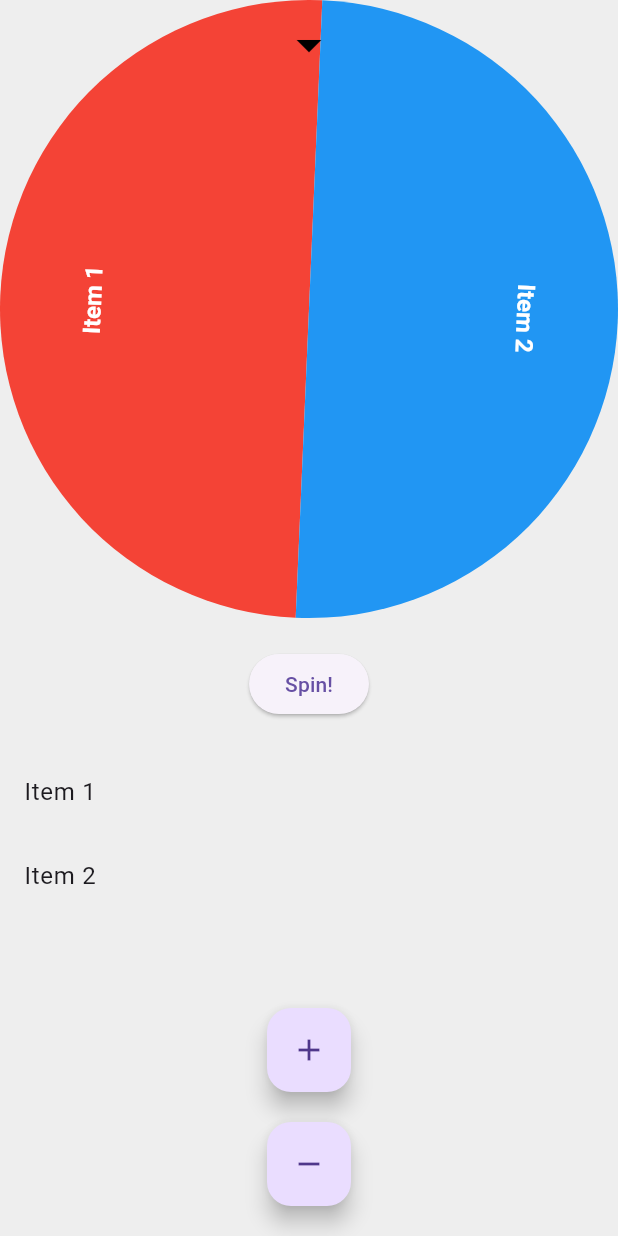
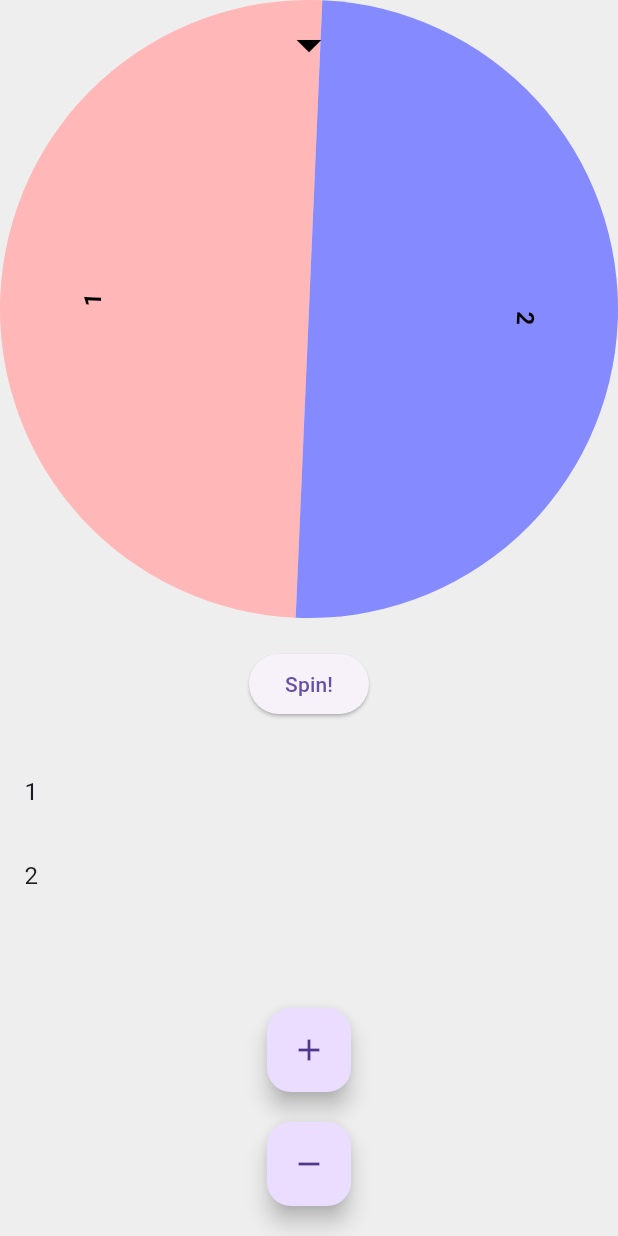
Before and after one commit to alstjr6211/live_like_p, a Flutter app: the screen it shows after launch, after a tap on "Spin!", on a phone screen of 412 x 824 dp. Run offline on Flutter 3.47's test engine with Material 3 defaults, Android fonts, the phone set to English and light mode, and no system bars.

Commit message:
new commit

```diff
--- a/lib/constant/colors.dart
+++ b/lib/constant/colors.dart
@@ -1,3 +1,14 @@
 import 'package:flutter/material.dart';
 
 Color backgroundColor = Color(0xffdedede);
+
+
+Color rouletteColor_1 = Color(0xffffb7b7);
+Color rouletteColor_2 = Color(0xff868aff);
+Color rouletteColor_3 = Color(0xffa5ffc5);
+Color rouletteColor_4 = Color(0xff80fff0);
+Color rouletteColor_5 = Color(0xffbb6e37);
+Color rouletteColor_6 = Color(0xff90d1ff);
+Color rouletteColor_7 = Color(0xffeaffc6);
+Color rouletteColor_8 = Color(0xffcf87ff);
+Color rouletteColor_9 = Color(0xff75a270);
--- a/lib/screens/roulette_screen.dart
+++ b/lib/screens/roulette_screen.dart
@@ -1,5 +1,7 @@
 import 'dart:math';
 import 'package:flutter/material.dart';
+
+import '../constant/colors.dart';
 
 class RouletteScreen extends StatefulWidget {
   const RouletteScreen({super.key});
@@ -10,7 +12,7 @@ class RouletteScreen extends StatefulWidget {
 
 class _RouletteScreenState extends State<RouletteScreen>
     with SingleTickerProviderStateMixin {
-  List<String> _items = ['Item 1', 'Item 2']; // 항목 리스트
+  List<String> _items = ['1', '2'];
   double _currentAngle = 0.0;
   double _targetAngle = 0.0;
   late AnimationController _controller;
@@ -37,14 +39,14 @@ class _RouletteScreenState extends State<RouletteScreen>
       if (status == AnimationStatus.completed) {
 
         double finalAngle = _currentAngle % (2 * pi);
-        print("Final Angle: $finalAngle radians");
+        print("Final Angle: $finalAngle radians"); //TODO dibug print
 
         double sweepAngle = 2 * pi / _items.length;
 
         int selectedItemIndex = (_items.length - (finalAngle / sweepAngle).floor() - 1) % _items.length;
-        print("Selected Item Index: $selectedItemIndex");
+        print("Selected Item Index: $selectedItemIndex"); // TODO dibug print
         _selectedItem = _items[selectedItemIndex];
-        print("Selected Item: $_selectedItem");
+        print("Selected Item: $_selectedItem"); // TODO dibug print
 
         //TODO need modify dialog
         showDialog(
@@ -82,7 +84,7 @@ class _RouletteScreenState extends State<RouletteScreen>
     final spinRounds = (10 + Random().nextDouble() * 30) * 2 * pi;
     final totalSpin = spinRounds + randomSpin;
     _targetAngle = _currentAngle + totalSpin;
-    print("Spinning to target angle: $_targetAngle radians");
+    print("Spinning to target angle: $_targetAngle radians"); //TODO debug print
 
     _animation = Tween<double>(begin: _currentAngle, end: _targetAngle).animate(
       CurvedAnimation(
@@ -154,7 +156,7 @@ class _RouletteScreenState extends State<RouletteScreen>
 
             Padding(
               padding: const EdgeInsets.only(bottom: 20.0),
-              child: FloatingActionButton(
+              child: FloatingActionButton( // TODO edit additem & delete item button
                 onPressed: _addItem,
                 child: Icon(Icons.add),
               ),
@@ -174,7 +176,7 @@ class _RouletteScreenState extends State<RouletteScreen>
 
   void _addItem() {
     setState(() {
-      _items.add('Item ${_items.length + 1}');
+      _items.add('${_items.length + 1}');
     });
   }
   void _deleteItem() {
@@ -184,14 +186,14 @@ class _RouletteScreenState extends State<RouletteScreen>
       }
     });
   }
-
+  // TODO need modify editItem function
   void _editItem(int index) {
     showDialog(
       context: context,
       builder: (context) {
         final _textController = TextEditingController(text: _items[index]);
         return AlertDialog(
-          title: Text('Edit Item'),
+          title: Text('이름 변경'),
           content: TextField(
             controller: _textController,
           ),
@@ -224,12 +226,15 @@ class _RoulettePainter extends CustomPainter {
     final radius = min(size.width / 2, size.height / 2);
     final sweepAngle = 2 * pi / items.length;
     final colors = [
-      Colors.red,
-      Colors.blue,
-      Colors.green,
-      Colors.orange,
-      Colors.purple,
-      Colors.yellow,
+      rouletteColor_1,
+      rouletteColor_2,
+      rouletteColor_3,
+      rouletteColor_4,
+      rouletteColor_5,
+      rouletteColor_6,
+      rouletteColor_7,
+      rouletteColor_8,
+      rouletteColor_9,
     ];
 
     for (int i = 0; i < items.length; i++) {
@@ -248,7 +253,7 @@ class _RoulettePainter extends CustomPainter {
           text: items[i],
           style: TextStyle(
             fontSize: 16,
-            color: Colors.white,
+            color: Colors.black,
             fontWeight: FontWeight.bold,
           ),
         ),
```
